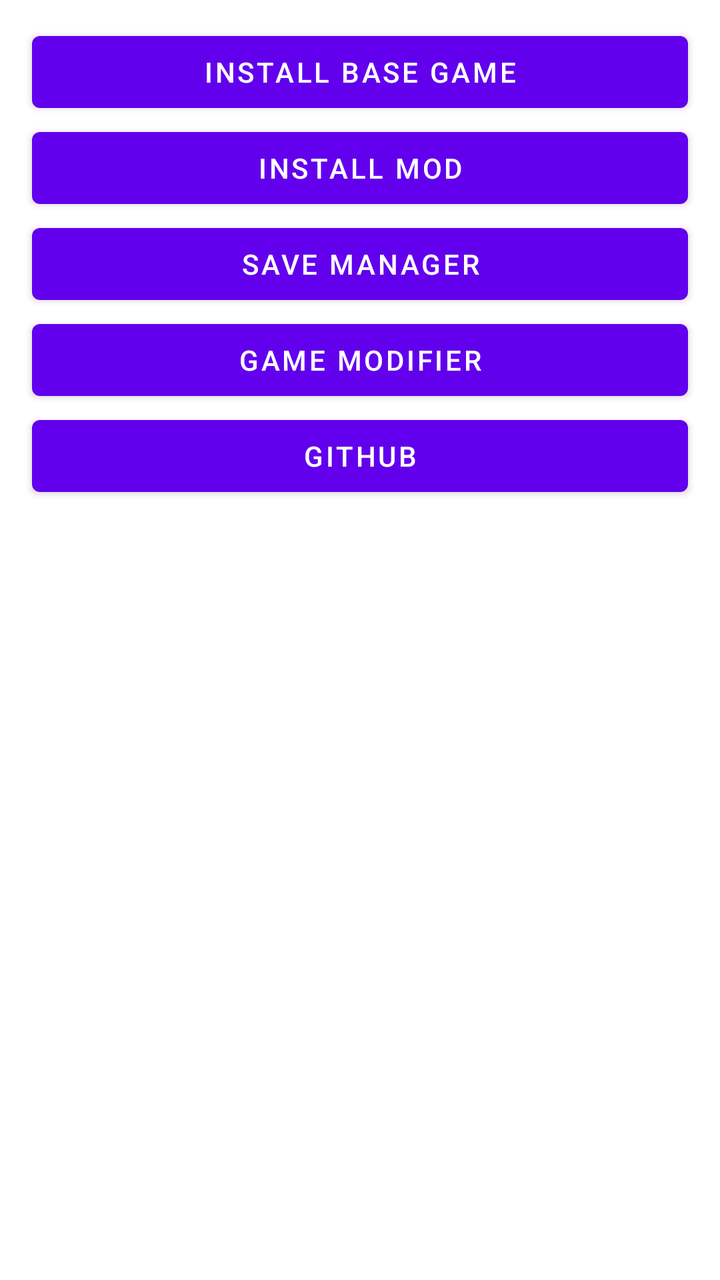
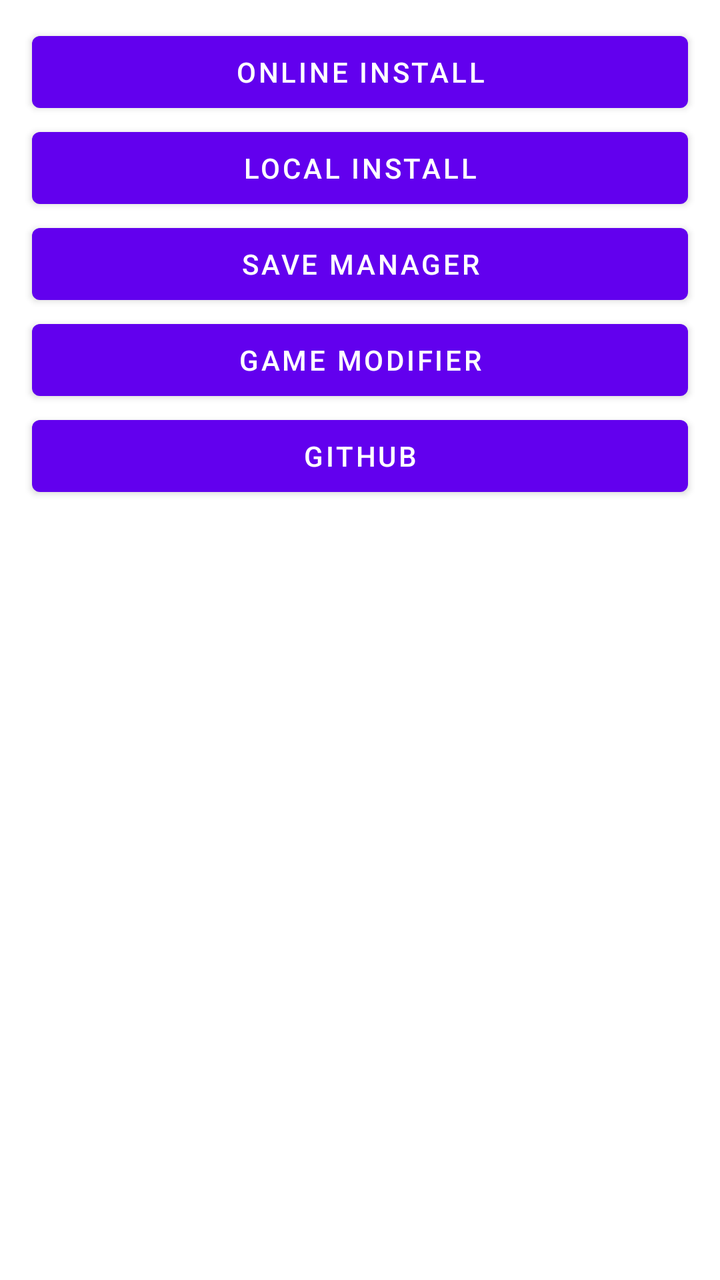

Screens rendered from an Android XML layout before and after an edit, with the pre-edit source and the edit as a unified diff.
<!-- AndroidManifest.xml: fallback theme Theme.MaterialComponents.DayNight.NoActionBar -->
<!-- res/layout/launcher.xml -->
<?xml version="1.0" encoding="utf-8"?>
<LinearLayout xmlns:android="http://schemas.android.com/apk/res/android"
    android:orientation="vertical"
    android:layout_width="fill_parent"
    android:layout_height="fill_parent">
    <Button android:id="@+id/install_game"
        android:layout_width="match_parent"
        android:layout_height="wrap_content"
        android:layout_marginTop="12dp"
        android:layout_marginLeft="16dp"
        android:layout_marginRight="16dp"
        android:text="@string/action_install_game" />
    <Button android:id="@+id/install_mod"
        android:layout_width="match_parent"
        android:layout_height="wrap_content"
        android:layout_marginLeft="16dp"
        android:layout_marginRight="16dp"
        android:text="@string/action_install_mod" />
    <Button android:id="@+id/save_manager"
        android:layout_width="match_parent"
        android:layout_height="wrap_content"
        android:layout_marginLeft="16dp"
        android:layout_marginRight="16dp"
        android:text="@string/action_save_manager" />
    <Button android:id="@+id/game_modifier"
        android:layout_width="match_parent"
        android:layout_height="wrap_content"
        android:layout_marginLeft="16dp"
        android:layout_marginRight="16dp"
        android:text="@string/action_game_modifier" />
    <Button android:id="@+id/open_github"
        android:layout_width="match_parent"
        android:layout_height="wrap_content"
        android:layout_marginLeft="16dp"
        android:layout_marginRight="16dp"
        android:text="@string/action_github" />
    <ListView android:id="@+id/list"
        android:layout_width="fill_parent"
        android:layout_height="0dp"
        android:layout_weight="1" />
</LinearLayout>
<!-- resources referenced by this layout -->
<resources>
  <string name="action_game_modifier">Game Modifier</string>
  <string name="action_github">GitHub</string>
  <string name="action_install_game">Install Base Game</string>
  <string name="action_install_mod">Install MOD</string>
  <string name="action_save_manager">Save Manager</string>
</resources>

<!-- the commit's change to res/layout/launcher.xml (unified diff, before → after) -->
@@ -3,19 +3,19 @@
     android:orientation="vertical"
     android:layout_width="fill_parent"
     android:layout_height="fill_parent">
-    <Button android:id="@+id/install_game"
+    <Button android:id="@+id/online_install"
         android:layout_width="match_parent"
         android:layout_height="wrap_content"
         android:layout_marginTop="12dp"
         android:layout_marginLeft="16dp"
         android:layout_marginRight="16dp"
-        android:text="@string/action_install_game" />
-    <Button android:id="@+id/install_mod"
+        android:text="@string/action_online_install" />
+    <Button android:id="@+id/local_install"
         android:layout_width="match_parent"
         android:layout_height="wrap_content"
         android:layout_marginLeft="16dp"
         android:layout_marginRight="16dp"
-        android:text="@string/action_install_mod" />
+        android:text="@string/action_local_install" />
     <Button android:id="@+id/save_manager"
         android:layout_width="match_parent"
         android:layout_height="wrap_content"
<!-- resource entries referenced after the edit -->
@@ -2,8 +2,8 @@
 <resources>
   <string name="action_game_modifier">Game Modifier</string>
   <string name="action_github">GitHub</string>
-  <string name="action_install_game">Install Base Game</string>
-  <string name="action_install_mod">Install MOD</string>
+  <string name="action_local_install">Local Install</string>
+  <string name="action_online_install">Online Install</string>
   <string name="action_save_manager">Save Manager</string>
 </resources>
 
